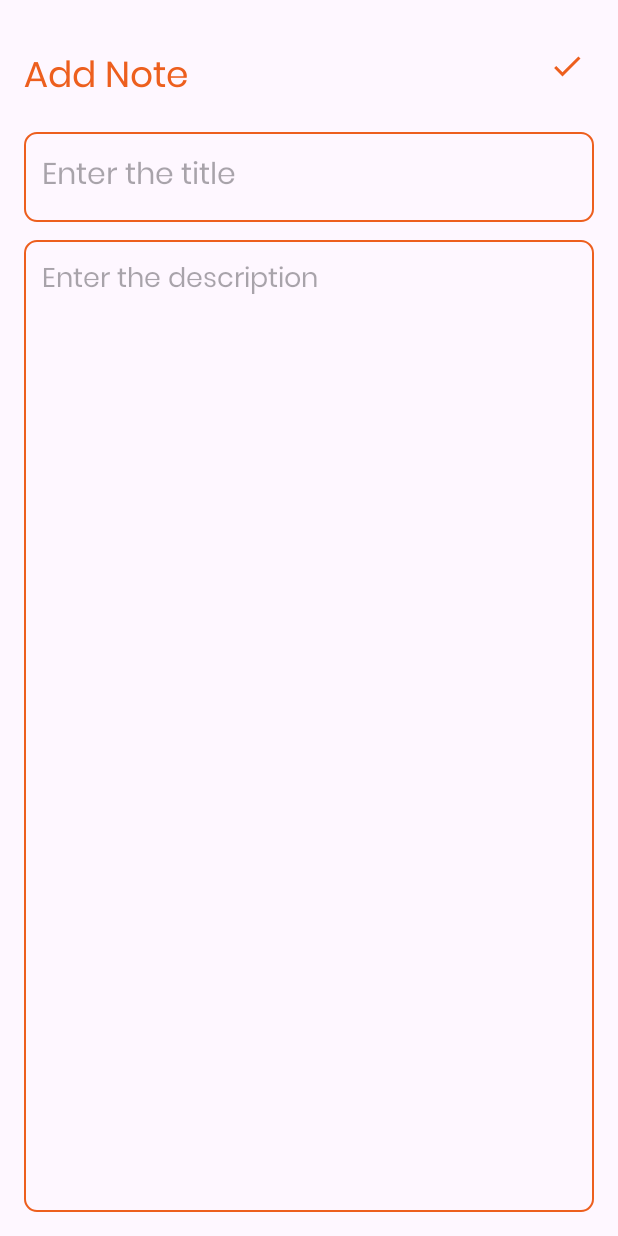
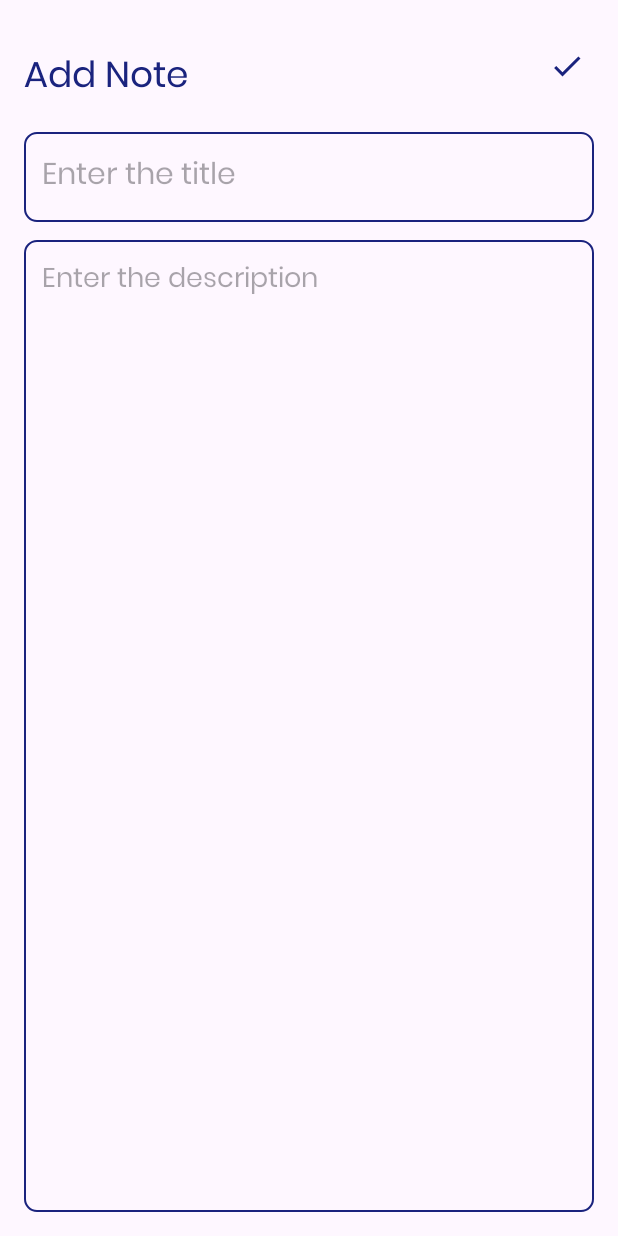
Before and after one commit to Harshamal-Masinghe/MiniNote, an Android app: the AddNoteActivity screen opened directly, with no data from a screen before it, on a phone screen of 412 x 824 dp. Run offline under Robolectric (Android 15) with nearby library versions, the phone set to English and light mode, and no system bars.

Commit message:
Change style

```diff
--- a/app/src/main/res/drawable/baseline_check_24.xml
+++ b/app/src/main/res/drawable/baseline_check_24.xml
@@ -1,4 +1,4 @@
-<vector xmlns:android="http://schemas.android.com/apk/res/android" android:height="24dp" android:tint="#ed5f1e" android:viewportHeight="24" android:viewportWidth="24" android:width="24dp">
+<vector xmlns:android="http://schemas.android.com/apk/res/android" android:height="24dp" android:tint="#1A237E" android:viewportHeight="24" android:viewportWidth="24" android:width="24dp">
 
     <path android:fillColor="@android:color/white" android:pathData="M9,16.17L4.83,12l-1.42,1.41L9,19 21,7l-1.41,-1.41z"/>
 
--- a/app/src/main/res/drawable/baseline_create_24.xml
+++ b/app/src/main/res/drawable/baseline_create_24.xml
@@ -1,4 +1,4 @@
-<vector xmlns:android="http://schemas.android.com/apk/res/android" android:height="24dp" android:tint="#ED5F1E" android:viewportHeight="24" android:viewportWidth="24" android:width="24dp">
+<vector xmlns:android="http://schemas.android.com/apk/res/android" android:height="24dp" android:tint="#1A237E" android:viewportHeight="24" android:viewportWidth="24" android:width="24dp">
 
     <path android:fillColor="@android:color/white" android:pathData="M3,17.25V21h3.75L17.81,9.94l-3.75,-3.75L3,17.25zM20.71,7.04c0.39,-0.39 0.39,-1.02 0,-1.41l-2.34,-2.34c-0.39,-0.39 -1.02,-0.39 -1.41,0l-1.83,1.83 3.75,3.75 1.83,-1.83z"/>
 
--- a/app/src/main/res/drawable/baseline_delete_forever_24.xml
+++ b/app/src/main/res/drawable/baseline_delete_forever_24.xml
@@ -1,4 +1,4 @@
-<vector xmlns:android="http://schemas.android.com/apk/res/android" android:height="24dp" android:tint="#ED5F1E" android:viewportHeight="24" android:viewportWidth="24" android:width="24dp">
+<vector xmlns:android="http://schemas.android.com/apk/res/android" android:height="24dp" android:tint="#1A237E" android:viewportHeight="24" android:viewportWidth="24" android:width="24dp">
 
     <path android:fillColor="@android:color/white" android:pathData="M6,19c0,1.1 0.9,2 2,2h8c1.1,0 2,-0.9 2,-2L18,7L6,7v12zM8.46,11.88l1.41,-1.41L12,12.59l2.12,-2.12 1.41,1.41L13.41,14l2.12,2.12 -1.41,1.41L12,15.41l-2.12,2.12 -1.41,-1.41L10.59,14l-2.13,-2.12zM15.5,4l-1,-1h-5l-1,1L5,4v2h14L19,4z"/>
 
--- a/app/src/main/res/drawable/orange_border.xml
+++ b/app/src/main/res/drawable/orange_border.xml
@@ -3,7 +3,7 @@
 
     <stroke
         android:width="1dp"
-        android:color="@color/orange" />
+        android:color="@color/mainColor" />
 
     <corners android:radius="8dp" />
 
--- a/app/src/main/res/layout/activity_add_note.xml
+++ b/app/src/main/res/layout/activity_add_note.xml
@@ -17,7 +17,7 @@
         android:layout_marginTop="16dp"
         android:fontFamily="@font/poppins"
         android:text="@string/add_note"
-        android:textColor="@color/orange"
+        android:textColor="@color/mainColor"
         android:textSize="24sp" />
 
     <ImageView
--- a/app/src/main/res/layout/activity_main.xml
+++ b/app/src/main/res/layout/activity_main.xml
@@ -15,7 +15,7 @@
         android:layout_marginTop="16dp"
         android:text="@string/notes"
         android:layout_marginStart="18dp"
-        android:textColor="@color/orange"
+        android:textColor="@color/mainColor"
         android:fontFamily="@font/poppins"
         android:textSize="24sp" />
 
@@ -42,6 +42,6 @@
         android:contentDescription="@string/todo"
         android:src="@drawable/baseline_add_24"
         app:tint="@color/white"
-        android:backgroundTint="@color/orange" />
+        android:backgroundTint="@color/mainColor" />
 
 </RelativeLayout>
--- a/app/src/main/res/layout/activity_update_note.xml
+++ b/app/src/main/res/layout/activity_update_note.xml
@@ -17,7 +17,7 @@
         android:layout_marginTop="16dp"
         android:fontFamily="@font/poppins"
         android:text="@string/edit_note"
-        android:textColor="@color/orange"
+        android:textColor="@color/mainColor"
         android:textSize="24sp" />
 
     <ImageView
--- a/app/src/main/res/layout/note_item.xml
+++ b/app/src/main/res/layout/note_item.xml
@@ -25,7 +25,7 @@
                 android:layout_width="wrap_content"
                 android:layout_height="wrap_content"
                 android:text="@string/title"
-                android:textColor="@color/orange"
+                android:textColor="@color/mainColor"
                 android:textSize="18sp"
                 android:textStyle="bold"
                 android:fontFamily="@font/poppins" />
--- a/app/src/main/res/values/colors.xml
+++ b/app/src/main/res/values/colors.xml
@@ -2,5 +2,5 @@
 <resources>
     <color name="black">#FF000000</color>
     <color name="white">#FFFFFFFF</color>
-    <color name="orange">#ed5f1e</color>
+    <color name="mainColor">#1A237E</color>
 </resources>
--- a/app/src/main/res/values/themes.xml
+++ b/app/src/main/res/values/themes.xml
@@ -2,9 +2,9 @@
     <!-- Base application theme. -->
     <style name="Base.Theme.MiniNote" parent="Theme.Material3.DayNight.NoActionBar">
         <!-- Customize your light theme here. -->
-         <item name="colorPrimary">@color/orange</item>
-         <item name="colorPrimaryVariant">@color/orange</item>
-         <item name="android:statusBarColor">@color/orange</item>
+         <item name="colorPrimary">@color/mainColor</item>
+         <item name="colorPrimaryVariant">@color/mainColor</item>
+         <item name="android:statusBarColor">@color/mainColor</item>
     </style>
 
     <style name="Theme.MiniNote" parent="Base.Theme.MiniNote" />
```
